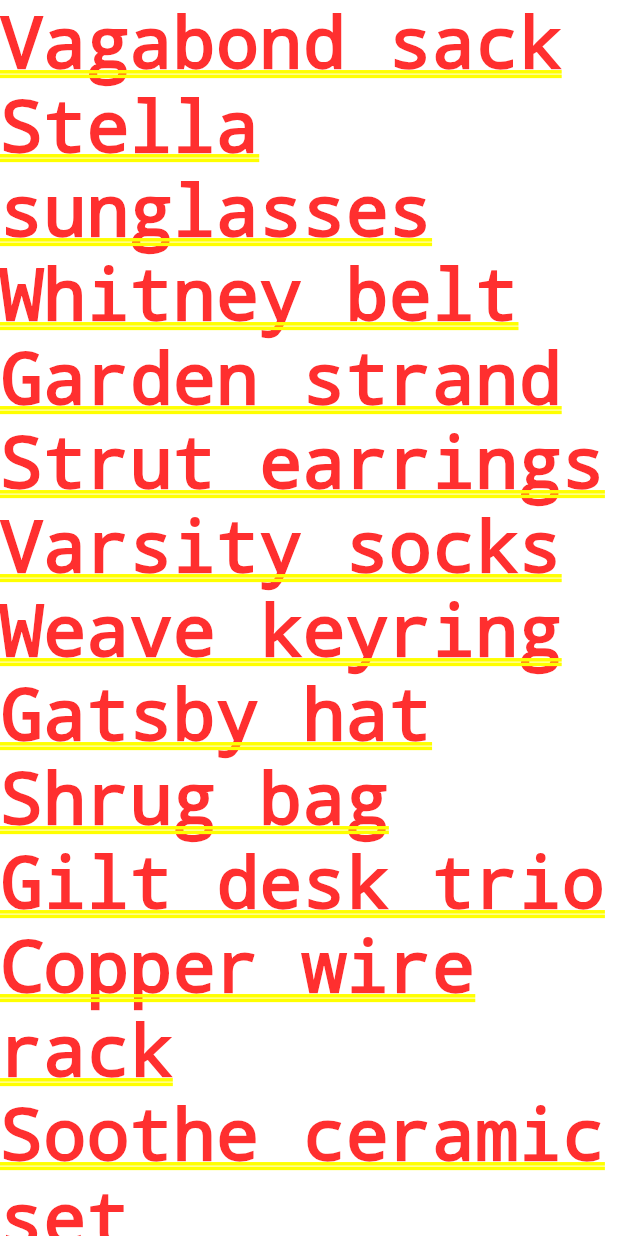
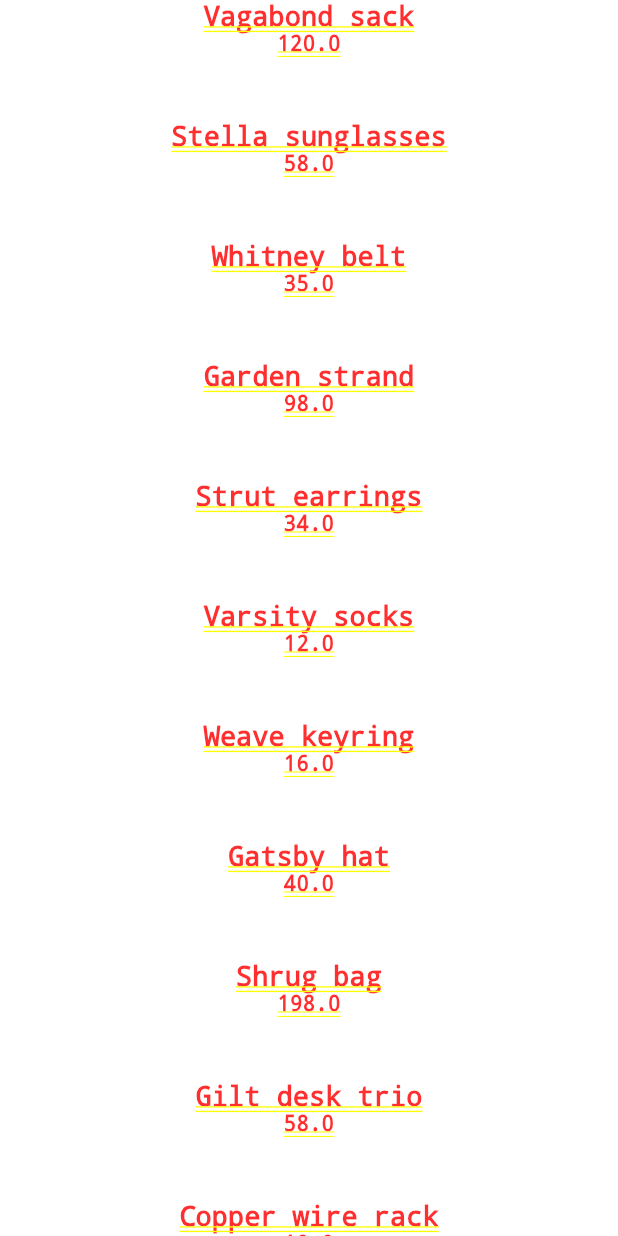
Before and after one commit to guillermolopez3/ecommerce, a Flutter app: the screen it shows after launch, on a phone screen of 412 x 824 dp. Run offline on Flutter 3.47's test engine with Material 2 defaults, Android fonts, the phone set to English and light mode, and no system bars.

```diff
--- a/e_commerce/lib/home.dart
+++ b/e_commerce/lib/home.dart
@@ -31,8 +31,26 @@ class Home extends StatelessWidget {
     return ListView.builder(
         itemCount: product.length,
         itemBuilder: (context, index){
-          return Text(product[index].name);
+          return _itemList(product[index]);
         }
     );
   }
+
+  _itemList(Product pro){
+    return Container(
+      height: 80.0,
+      child: Column(
+        children: <Widget>[
+          Text(
+            pro.name,
+            style: TextStyle(fontSize: 18.0),
+          ),
+          Text(
+            pro.price.toString(),
+            style: TextStyle(fontSize: 14.0),
+          )
+        ],
+      ),
+    );
+  }
 }
```
